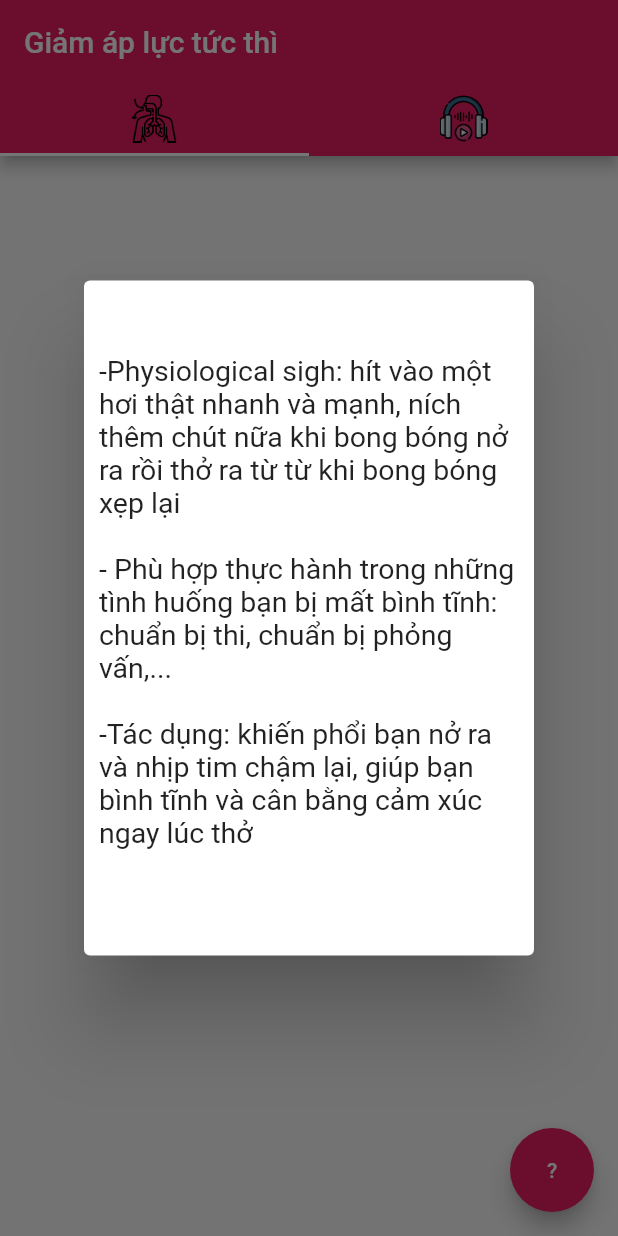
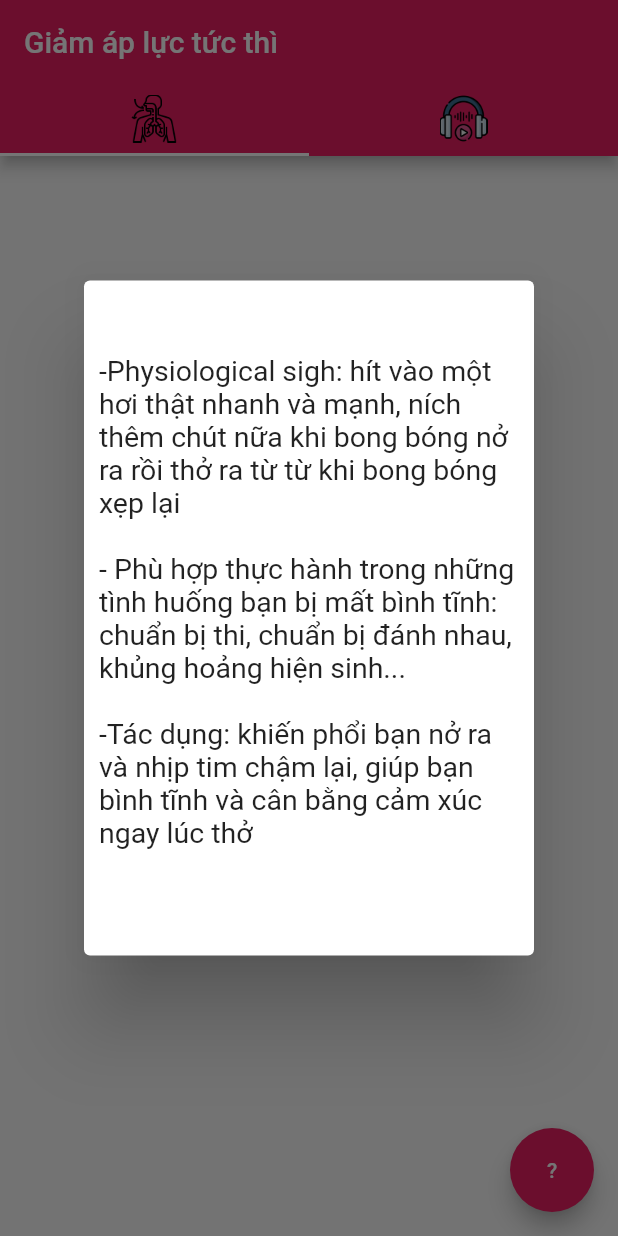
Before and after one commit to thivux/cp22_stress, a Flutter app: the screen it shows after launch, after a tap on an icon or button, on a phone screen of 412 x 824 dp. Run offline on Flutter 3.47's test engine with Material 2 defaults, Android fonts, the phone set to English and light mode, and no system bars; our stand-ins replace audioplayers.

Commit message:
tiny change in ?

```diff
--- a/lib/phy_sigh.dart
+++ b/lib/phy_sigh.dart
@@ -74,7 +74,7 @@ class BubbleState extends State<Bubble> with SingleTickerProviderStateMixin {
                   padding: EdgeInsets.all(10.0),
                   child: Text(
                     '\n-Physiological sigh: hít vào một hơi thật nhanh và mạnh, ních thêm chút nữa khi bong bóng nở ra rồi thở ra từ từ khi bong bóng xẹp lại\n'
-                    '\n- Phù hợp thực hành trong những tình huống bạn bị mất bình tĩnh: chuẩn bị thi, chuẩn bị phỏng vấn,...\n'
+                    '\n- Phù hợp thực hành trong những tình huống bạn bị mất bình tĩnh: chuẩn bị thi, chuẩn bị đánh nhau, khủng hoảng hiện sinh...\n'
                     ' \n-Tác dụng: khiến phổi bạn nở ra và nhịp tim chậm lại, giúp bạn bình tĩnh và cân bằng cảm xúc ngay lúc thở \n\n',
                   // ' -Nguồn khoa học: https://scopeblog.stanford.edu/2020/10/07/how-stress-affects-your-brain-and-how-to-reverse-it/',
                     softWrap: true,
```
